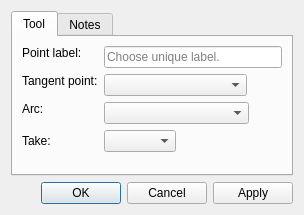
The window that src/libs/vtools/dialogs/tools/dialogpointfromarcandtangent.ui (equinox-patterns/Ostara) describes before a commit, drawn with Qt 5.
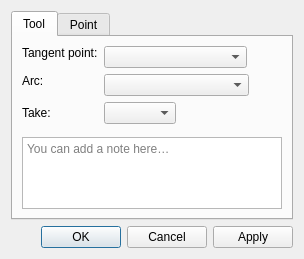
The same window after the commit. Icons and pictures are not drawn.

Commit message: Dialog tools : notes → Tool, onglet Point, base point retiré

What changed in the file:
```diff
--- a/src/libs/vtools/dialogs/tools/dialogpointfromarcandtangent.ui
+++ b/src/libs/vtools/dialogs/tools/dialogpointfromarcandtangent.ui
@@ -32,29 +32,6 @@
         <enum>QFormLayout::ExpandingFieldsGrow</enum>
        </property>
        <item row="0" column="0">
-        <widget class="QLabel" name="labelEditNamePoint">
-         <property name="sizePolicy">
-          <sizepolicy hsizetype="Fixed" vsizetype="Fixed">
-           <horstretch>0</horstretch>
-           <verstretch>0</verstretch>
-          </sizepolicy>
-         </property>
-         <property name="text">
-          <string>Point label:</string>
-         </property>
-        </widget>
-       </item>
-       <item row="0" column="1">
-        <widget class="QLineEdit" name="lineEditNamePoint">
-         <property name="toolTip">
-          <string>Unique label</string>
-         </property>
-         <property name="placeholderText">
-          <string>Choose unique label.</string>
-         </property>
-        </widget>
-       </item>
-       <item row="1" column="0">
         <widget class="QLabel" name="labelTangentPoint">
          <property name="sizePolicy">
           <sizepolicy hsizetype="Expanding" vsizetype="Fixed">
@@ -67,7 +44,7 @@
          </property>
         </widget>
        </item>
-       <item row="1" column="1">
+       <item row="0" column="1">
         <widget class="QComboBox" name="comboBoxTangentPoint">
          <property name="sizePolicy">
           <sizepolicy hsizetype="Preferred" vsizetype="Fixed">
@@ -83,7 +60,7 @@
          </property>
         </widget>
        </item>
-       <item row="2" column="0">
+       <item row="1" column="0">
         <widget class="QLabel" name="labelArc">
          <property name="sizePolicy">
           <sizepolicy hsizetype="Expanding" vsizetype="Fixed">
@@ -96,7 +73,7 @@
          </property>
         </widget>
        </item>
-       <item row="2" column="1">
+       <item row="1" column="1">
         <widget class="QComboBox" name="comboBoxArc">
          <property name="sizePolicy">
           <sizepolicy hsizetype="Preferred" vsizetype="Fixed">
@@ -112,25 +89,70 @@
          </property>
         </widget>
        </item>
-       <item row="3" column="0">
+       <item row="2" column="0">
         <widget class="QLabel" name="label">
          <property name="text">
           <string>Take:</string>
          </property>
         </widget>
        </item>
-       <item row="3" column="1">
+       <item row="2" column="1">
         <widget class="QComboBox" name="comboBoxResult"/>
        </item>
+       <item row="3" column="0" colspan="2">
+        <layout class="QVBoxLayout" name="notesAreaLayout">
+         <item>
+          <layout class="QHBoxLayout" name="notesSeparatorLayout">
+           <property name="leftMargin"><number>33</number></property>
+           <property name="rightMargin"><number>33</number></property>
+           <item>
+            <widget class="QFrame" name="notesSeparator">
+             <property name="minimumSize"><size><width>0</width><height>1</height></size></property>
+             <property name="maximumSize"><size><width>16777215</width><height>1</height></size></property>
+            </widget>
+           </item>
+          </layout>
+         </item>
+         <item>
+          <widget class="QPlainTextEdit" name="plainTextEditToolNotes">
+           <property name="placeholderText"><string>You can add a note here…</string></property>
+           <property name="maximumSize"><size><width>16777215</width><height>100</height></size></property>
+          </widget>
+         </item>
+        </layout>
+       </item>
       </layout>
      </widget>
      <widget class="QWidget" name="tab_2">
       <attribute name="title">
-       <string>Notes</string>
+       <string>Point</string>
       </attribute>
-      <layout class="QVBoxLayout" name="verticalLayout_2">
-       <item>
-        <widget class="QPlainTextEdit" name="plainTextEditToolNotes"/>
+      <layout class="QFormLayout" name="formLayoutPoint">
+       <property name="fieldGrowthPolicy">
+        <enum>QFormLayout::ExpandingFieldsGrow</enum>
+       </property>
+       <item row="0" column="0">
+        <widget class="QLabel" name="labelEditNamePoint">
+         <property name="sizePolicy">
+          <sizepolicy hsizetype="Fixed" vsizetype="Fixed">
+           <horstretch>0</horstretch>
+           <verstretch>0</verstretch>
+          </sizepolicy>
+         </property>
+         <property name="text">
+          <string>Point name:</string>
+         </property>
+        </widget>
+       </item>
+       <item row="0" column="1">
+        <widget class="QLineEdit" name="lineEditNamePoint">
+         <property name="toolTip">
+          <string>Unique label</string>
+         </property>
+         <property name="placeholderText">
+          <string>Choose unique label.</string>
+         </property>
+        </widget>
        </item>
       </layout>
      </widget>
```
The commit also changes 77 other files.
